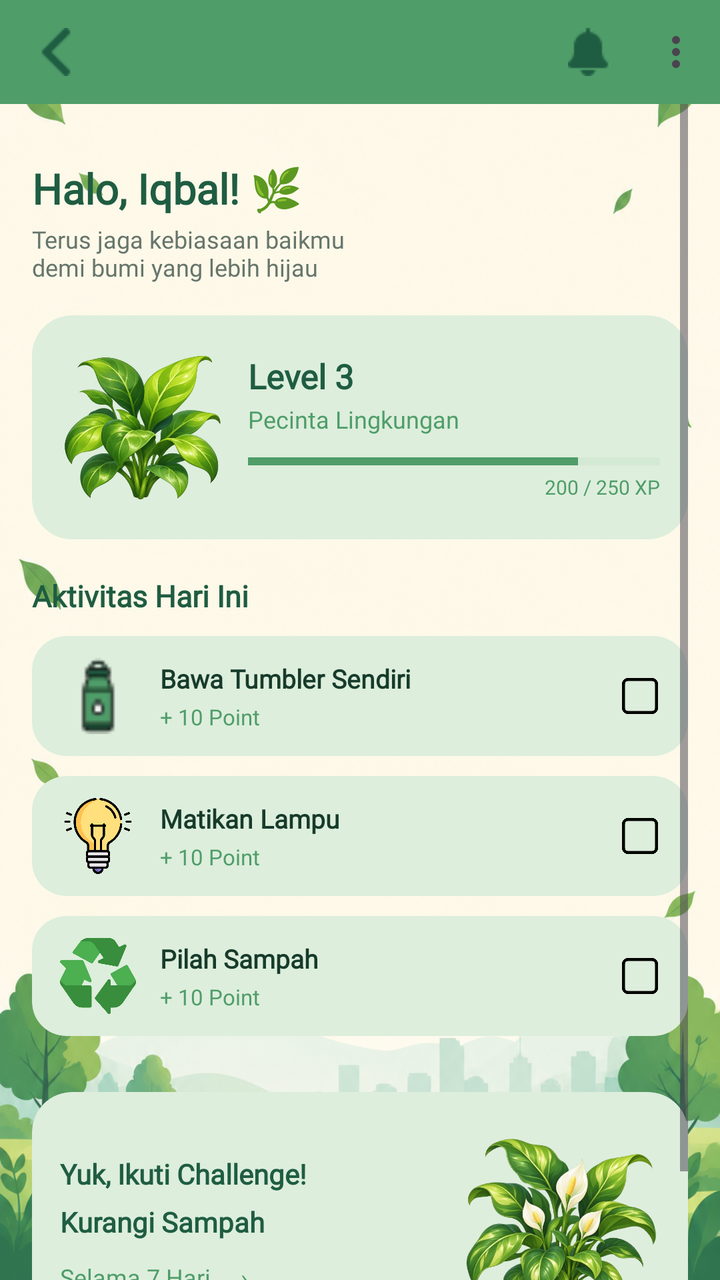
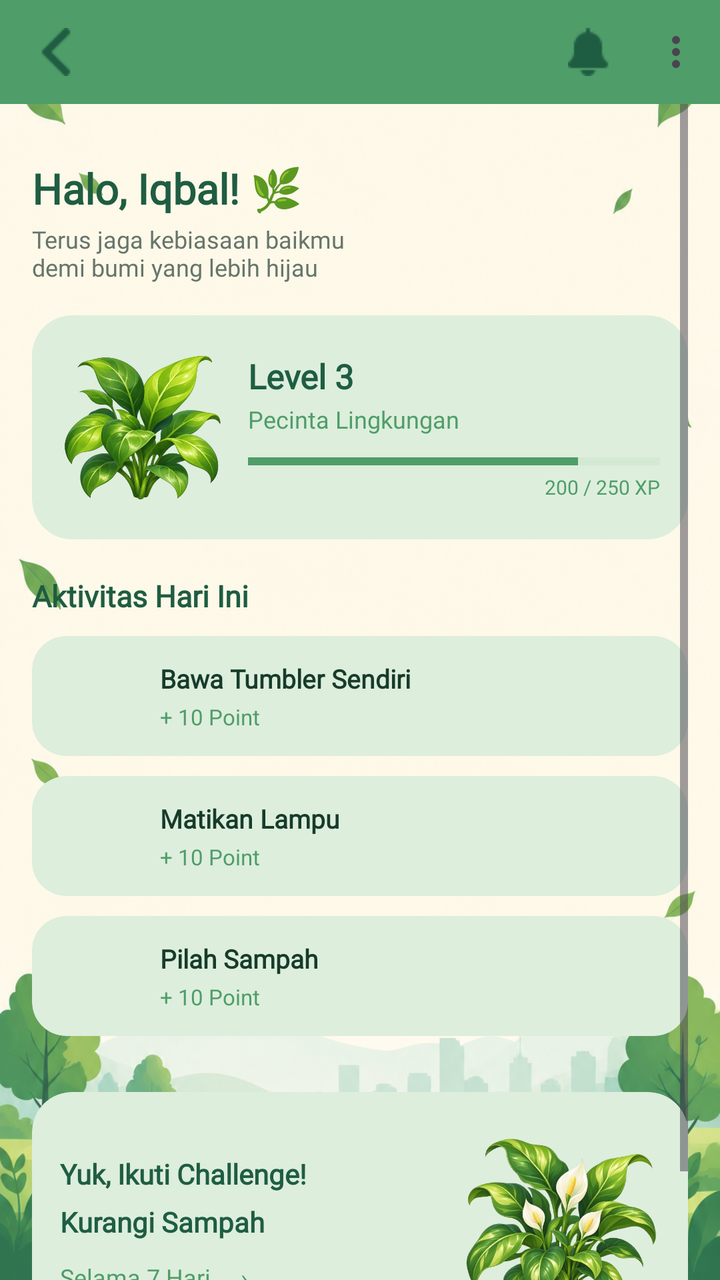

Screens rendered from an Android XML layout before and after an edit, with the pre-edit source and the edit as a unified diff.
<!-- AndroidManifest.xml: application theme Theme.Mobile_Iqbal -->
<!-- res/layout/activity_main.xml -->
<?xml version="1.0" encoding="utf-8"?>
<androidx.constraintlayout.widget.ConstraintLayout xmlns:android="http://schemas.android.com/apk/res/android"
    xmlns:app="http://schemas.android.com/apk/res-auto"
    xmlns:tools="http://schemas.android.com/tools"
    android:id="@+id/main"
    android:layout_width="match_parent"
    android:layout_height="match_parent"
    android:background="@drawable/bgutama"
    tools:context=".MainActivity">

    
    <com.google.android.material.appbar.MaterialToolbar
        android:id="@+id/toolbarMain"
        android:layout_width="0dp"
        android:layout_height="52dp"
        android:background="#4F9D69"
        app:navigationIcon="@drawable/left"
        app:title=""
        app:menu="@menu/main_menu"
        app:layout_constraintTop_toTopOf="parent"
        app:layout_constraintStart_toStartOf="parent"
        app:layout_constraintEnd_toEndOf="parent" />

    
    <ScrollView
        android:layout_width="0dp"
        android:layout_height="0dp"
        android:fillViewport="false"
        android:clipToPadding="false"
        android:paddingStart="16dp"
        android:paddingEnd="16dp"
        android:paddingBottom="20dp"
        app:layout_constraintTop_toBottomOf="@id/toolbarMain"
        app:layout_constraintBottom_toBottomOf="parent"
        app:layout_constraintStart_toStartOf="parent"
        app:layout_constraintEnd_toEndOf="parent">

        <LinearLayout
            android:layout_width="match_parent"
            android:layout_height="wrap_content"
            android:layout_marginTop="20dp"
            android:orientation="vertical"
            android:paddingTop="8dp">

            
            <TextView
                android:id="@+id/txtGreeting"
                android:layout_width="match_parent"
                android:layout_height="wrap_content"
                android:text="Halo, Iqbal! 🌿"
                android:textColor="#1F5D42"
                android:textSize="21sp"
                android:textStyle="bold"
                android:fontFamily="@font/poppins" />

            <TextView
                android:layout_width="match_parent"
                android:layout_height="wrap_content"
                android:fontFamily="@font/poppins"
                android:layout_marginTop="3dp"
                android:text="Terus jaga kebiasaan baikmu\ndemi bumi yang lebih hijau"
                android:textColor="#66756C"
                android:textSize="12sp" />

            
            <com.google.android.material.card.MaterialCardView
                android:layout_width="match_parent"
                android:layout_height="112dp"
                android:layout_marginTop="16dp"
                app:cardBackgroundColor="#DDEEDC"
                app:cardCornerRadius="20dp"
                app:cardElevation="0dp"
                app:strokeWidth="0dp">

                <LinearLayout
                    android:layout_width="match_parent"
                    android:layout_height="match_parent"
                    android:gravity="center_vertical"
                    android:orientation="horizontal"
                    android:padding="14dp">

                    <ImageView
                        android:layout_width="82dp"
                        android:layout_height="82dp"
                        android:contentDescription="Tanaman Level 3"
                        android:scaleType="fitCenter"
                        android:src="@drawable/tnmnlevel" />

                    <LinearLayout
                        android:layout_width="0dp"
                        android:layout_height="wrap_content"
                        android:layout_weight="1"
                        android:layout_marginStart="12dp"
                        android:orientation="vertical">

                        <TextView
                            android:layout_width="wrap_content"
                            android:layout_height="wrap_content"
                            android:fontFamily="@font/poppins"
                            android:text="Level 3"
                            android:textColor="#1F5D42"
                            android:textSize="17sp"
                            android:textStyle="bold" />

                        <TextView
                            android:layout_width="wrap_content"
                            android:layout_height="wrap_content"
                            android:fontFamily="@font/poppins"
                            android:layout_marginTop="2dp"
                            android:text="Pecinta Lingkungan"
                            android:textColor="#4F9D69"
                            android:textSize="12sp" />

                        <ProgressBar
                            style="?android:attr/progressBarStyleHorizontal"
                            android:layout_width="match_parent"
                            android:layout_height="6dp"
                            android:layout_marginTop="10dp"
                            android:max="250"
                            android:progress="200"
                            android:progressTint="#4F9D69"
                            android:progressBackgroundTint="#B9D8B8" />

                        <TextView
                            android:layout_width="match_parent"
                            android:layout_height="wrap_content"
                            android:fontFamily="@font/poppins"
                            android:gravity="end"
                            android:layout_marginTop="3dp"
                            android:text="200 / 250 XP"
                            android:textColor="#4F9D69"
                            android:textSize="10sp" />

                    </LinearLayout>
                </LinearLayout>
            </com.google.android.material.card.MaterialCardView>

            
            <TextView
                android:layout_width="match_parent"
                android:layout_height="wrap_content"
                android:layout_marginTop="18dp"
                android:text="Aktivitas Hari Ini"
                android:textColor="#1F5D42"
                android:textSize="15sp"
                android:textStyle="bold"
                android:fontFamily="@font/poppins" />

            
            <com.google.android.material.card.MaterialCardView
                android:layout_width="match_parent"
                android:layout_height="60dp"
                android:layout_marginTop="10dp"
                app:cardBackgroundColor="#DDEEDC"
                app:cardCornerRadius="17dp"
                app:cardElevation="0dp"
                app:strokeWidth="0dp">

                <LinearLayout
                    android:layout_width="match_parent"
                    android:layout_height="match_parent"
                    android:gravity="center_vertical"
                    android:orientation="horizontal"
                    android:paddingStart="14dp"
                    android:paddingEnd="12dp">

                    <ImageView
                        android:layout_width="38dp"
                        android:layout_height="38dp"
                        android:contentDescription="Ikon tumbler"
                        android:scaleType="fitCenter"
                        android:src="@drawable/tumbler" />

                    <LinearLayout
                        android:layout_width="0dp"
                        android:layout_height="wrap_content"
                        android:layout_marginStart="12dp"
                        android:layout_weight="1"
                        android:orientation="vertical">

                        <TextView
                            android:layout_width="wrap_content"
                            android:layout_height="wrap_content"
                            android:fontFamily="@font/poppins"
                            android:text="Bawa Tumbler Sendiri"
                            android:textColor="#173B2B"
                            android:textSize="13sp"
                            android:textStyle="bold" />

                        <TextView
                            android:layout_width="wrap_content"
                            android:layout_height="wrap_content"
                            android:fontFamily="@font/poppins"
                            android:layout_marginTop="3dp"
                            android:text="+ 10 Point"
                            android:textColor="#4F9D69"
                            android:textSize="11sp" />
                    </LinearLayout>



                    <ImageView
                        android:id="@+id/checkTumbler"
                        android:layout_width="24dp"
                        android:layout_height="24dp"
                        android:src="@drawable/unchecked"
                        android:scaleType="fitCenter"
                        android:contentDescription="Status aktivitas tumbler" />

                </LinearLayout>
            </com.google.android.material.card.MaterialCardView>

            
            <com.google.android.material.card.MaterialCardView
                android:layout_width="match_parent"
                android:layout_height="60dp"
                android:layout_marginTop="10dp"
                app:cardBackgroundColor="#DDEEDC"
                app:cardCornerRadius="17dp"
                app:cardElevation="0dp"
                app:strokeWidth="0dp">

                <LinearLayout
                    android:layout_width="match_parent"
                    android:layout_height="match_parent"
                    android:gravity="center_vertical"
                    android:orientation="horizontal"
                    android:paddingStart="14dp"
                    android:paddingEnd="12dp">

                    <ImageView
                        android:layout_width="38dp"
                        android:layout_height="38dp"
                        android:contentDescription="Ikon lampu"
                        android:scaleType="fitCenter"
                        android:src="@drawable/light" />

                    <LinearLayout
                        android:layout_width="0dp"
                        android:layout_height="wrap_content"
                        android:layout_marginStart="12dp"
                        android:layout_weight="1"
                        android:orientation="vertical">

                        <TextView
                            android:layout_width="wrap_content"
                            android:layout_height="wrap_content"
                            android:fontFamily="@font/poppins"
                            android:text="Matikan Lampu"
                            android:textColor="#173B2B"
                            android:textSize="13sp"
                            android:textStyle="bold" />

                        <TextView
                            android:layout_width="wrap_content"
                            android:layout_height="wrap_content"
                            android:fontFamily="@font/poppins"
                            android:layout_marginTop="3dp"
                            android:text="+ 10 Point"
                            android:textColor="#4F9D69"
                            android:textSize="11sp" />
                    </LinearLayout>


                    <ImageView
                        android:id="@+id/checkLampu"
                        android:layout_width="24dp"
                        android:layout_height="24dp"
                        android:src="@drawable/unchecked"
                        android:scaleType="fitCenter"
                        android:contentDescription="Status aktivitas lampu" />

                </LinearLayout>
            </com.google.android.material.card.MaterialCardView>

            
            <com.google.android.material.card.MaterialCardView
                android:layout_width="match_parent"
                android:layout_height="60dp"
                android:layout_marginTop="10dp"
                app:cardBackgroundColor="#DDEEDC"
                app:cardCornerRadius="17dp"
                app:cardElevation="0dp"
                app:strokeWidth="0dp">

                <LinearLayout
                    android:layout_width="match_parent"
                    android:layout_height="match_parent"
                    android:gravity="center_vertical"
                    android:orientation="horizontal"
                    android:paddingStart="14dp"
                    android:paddingEnd="12dp">

                    <ImageView
                        android:layout_width="38dp"
                        android:layout_height="38dp"
                        android:contentDescription="Ikon daur ulang"
                        android:scaleType="fitCenter"
                        android:src="@drawable/recycle" />

                    <LinearLayout
                        android:layout_width="0dp"
                        android:layout_height="wrap_content"
                        android:layout_marginStart="12dp"
                        android:layout_weight="1"
                        android:orientation="vertical">

                        <TextView
                            android:layout_width="wrap_content"
                            android:layout_height="wrap_content"
                            android:fontFamily="@font/poppins"
                            android:text="Pilah Sampah"
                            android:textColor="#173B2B"
                            android:textSize="13sp"
                            android:textStyle="bold" />

                        <TextView
                            android:layout_width="wrap_content"
                            android:layout_height="wrap_content"
                            android:fontFamily="@font/poppins"
                            android:layout_marginTop="3dp"
                            android:text="+ 10 Point"
                            android:textColor="#4F9D69"
                            android:textSize="11sp" />
                    </LinearLayout>


                    <ImageView
                        android:id="@+id/checkSampah"
                        android:layout_width="24dp"
                        android:layout_height="24dp"
                        android:src="@drawable/unchecked"
                        android:scaleType="fitCenter"
                        android:contentDescription="Status aktivitas pilah sampah" />

                </LinearLayout>
            </com.google.android.material.card.MaterialCardView>

            
            <com.google.android.material.card.MaterialCardView
                android:id="@+id/cardChallenge"
                android:layout_width="match_parent"
                android:layout_height="132dp"
                android:layout_marginTop="28dp"
                app:cardBackgroundColor="#DDEEDC"
                app:cardCornerRadius="20dp"
                app:cardElevation="0dp"
                app:strokeWidth="0dp">

                <LinearLayout
                    android:layout_width="match_parent"
                    android:layout_height="match_parent"
                    android:gravity="center_vertical"
                    android:orientation="horizontal"
                    android:padding="14dp">

                    <LinearLayout
                        android:layout_width="0dp"
                        android:layout_height="wrap_content"
                        android:layout_weight="1"
                        android:orientation="vertical">

                        <TextView
                            android:layout_width="wrap_content"
                            android:layout_height="wrap_content"
                            android:fontFamily="@font/poppins"
                            android:text="Yuk, Ikuti Challenge!"
                            android:textColor="#1F5D42"
                            android:textSize="14sp"
                            android:textStyle="bold" />

                        <TextView
                            android:layout_width="wrap_content"
                            android:layout_height="wrap_content"
                            android:fontFamily="@font/poppins"
                            android:layout_marginTop="5dp"
                            android:text="Kurangi Sampah"
                            android:textColor="#1F5D42"
                            android:textSize="14sp"
                            android:textStyle="bold" />

                        <TextView
                            android:layout_width="wrap_content"
                            android:layout_height="wrap_content"
                            android:layout_marginTop="10dp"
                            android:fontFamily="@font/poppins"
                            android:text="Selama 7 Hari     ›"
                            android:textColor="#4F9D69"
                            android:textSize="12sp" />
                    </LinearLayout>

                    <ImageView
                        android:layout_width="100dp"
                        android:layout_height="100dp"
                        android:contentDescription="Tanaman Challenge"
                        android:scaleType="fitCenter"
                        android:src="@drawable/tnmnchallange" />
                </LinearLayout>
            </com.google.android.material.card.MaterialCardView>

        </LinearLayout>
    </ScrollView>

</androidx.constraintlayout.widget.ConstraintLayout>
<!-- resources referenced by this layout -->
<resources>
  <!-- drawable bgutama: png bitmap (drawable, 910591 bytes) -->
  <!-- drawable left: png bitmap (drawable, 427 bytes) -->
  <!-- drawable light: png bitmap (drawable, 29079 bytes) -->
  <!-- drawable recycle: png bitmap (drawable, 18772 bytes) -->
  <!-- drawable tnmnchallange: png bitmap (drawable, 346613 bytes) -->
  <!-- drawable tnmnlevel: png bitmap (drawable, 334543 bytes) -->
  <!-- drawable tumbler: png bitmap (drawable, 634 bytes) -->
  <!-- drawable unchecked: png bitmap (drawable, 5012 bytes) -->
  <style name="Theme.Mobile_Iqbal" parent="Base.Theme.Mobile_Iqbal" />
  <style name="Base.Theme.Mobile_Iqbal" parent="Theme.Material3.DayNight.NoActionBar">
          
          
      </style>
</resources>

<!-- the commit's change to res/layout/activity_main.xml (unified diff, before → after) -->
@@ -1,5 +1,6 @@
 <?xml version="1.0" encoding="utf-8"?>
-<androidx.constraintlayout.widget.ConstraintLayout xmlns:android="http://schemas.android.com/apk/res/android"
+<androidx.constraintlayout.widget.ConstraintLayout
+    xmlns:android="http://schemas.android.com/apk/res/android"
     xmlns:app="http://schemas.android.com/apk/res-auto"
     xmlns:tools="http://schemas.android.com/tools"
     android:id="@+id/main"
@@ -58,7 +59,7 @@
                 android:layout_height="wrap_content"
                 android:fontFamily="@font/poppins"
                 android:layout_marginTop="3dp"
-                android:text="Terus jaga kebiasaan baikmu\ndemi bumi yang lebih hijau"
+                android:text="Terus jaga kebiasaan baikmu&#10;demi bumi yang lebih hijau"
                 android:textColor="#66756C"
                 android:textSize="12sp" />
 
@@ -165,11 +166,11 @@
                     android:paddingEnd="12dp">
 
                     <ImageView
+                        android:id="@+id/imgTumbler"
                         android:layout_width="38dp"
                         android:layout_height="38dp"
                         android:contentDescription="Ikon tumbler"
-                        android:scaleType="fitCenter"
-                        android:src="@drawable/tumbler" />
+                        android:scaleType="fitCenter" />
 
                     <LinearLayout
                         android:layout_width="0dp"
@@ -197,13 +198,10 @@
                             android:textSize="11sp" />
                     </LinearLayout>
 
-
-
                     <ImageView
                         android:id="@+id/checkTumbler"
                         android:layout_width="24dp"
                         android:layout_height="24dp"
-                        android:src="@drawable/unchecked"
                         android:scaleType="fitCenter"
                         android:contentDescription="Status aktivitas tumbler" />
 
@@ -229,11 +227,11 @@
                     android:paddingEnd="12dp">
 
                     <ImageView
+                        android:id="@+id/imgLampu"
                         android:layout_width="38dp"
                         android:layout_height="38dp"
                         android:contentDescription="Ikon lampu"
-                        android:scaleType="fitCenter"
-                        android:src="@drawable/light" />
+                        android:scaleType="fitCenter" />
 
                     <LinearLayout
                         android:layout_width="0dp"
@@ -261,12 +259,10 @@
                             android:textSize="11sp" />
                     </LinearLayout>
 
-
                     <ImageView
                         android:id="@+id/checkLampu"
                         android:layout_width="24dp"
                         android:layout_height="24dp"
-                        android:src="@drawable/unchecked"
                         android:scaleType="fitCenter"
                         android:contentDescription="Status aktivitas lampu" />
 
@@ -292,11 +288,11 @@
                     android:paddingEnd="12dp">
 
                     <ImageView
+                        android:id="@+id/imgRecycle"
                         android:layout_width="38dp"
                         android:layout_height="38dp"
                         android:contentDescription="Ikon daur ulang"
-                        android:scaleType="fitCenter"
-                        android:src="@drawable/recycle" />
+                        android:scaleType="fitCenter" />
 
                     <LinearLayout
                         android:layout_width="0dp"
@@ -324,12 +320,10 @@
                             android:textSize="11sp" />
                     </LinearLayout>
 
-
                     <ImageView
                         android:id="@+id/checkSampah"
                         android:layout_width="24dp"
                         android:layout_height="24dp"
-                        android:src="@drawable/unchecked"
                         android:scaleType="fitCenter"
                         android:contentDescription="Status aktivitas pilah sampah" />
 
<!-- resource entries referenced after the edit -->
@@ -2,12 +2,8 @@
 <resources>
   <!-- drawable bgutama: png bitmap (drawable, 910591 bytes) -->
   <!-- drawable left: png bitmap (drawable, 427 bytes) -->
-  <!-- drawable light: png bitmap (drawable, 29079 bytes) -->
-  <!-- drawable recycle: png bitmap (drawable, 18772 bytes) -->
   <!-- drawable tnmnchallange: png bitmap (drawable, 346613 bytes) -->
   <!-- drawable tnmnlevel: png bitmap (drawable, 334543 bytes) -->
-  <!-- drawable tumbler: png bitmap (drawable, 634 bytes) -->
-  <!-- drawable unchecked: png bitmap (drawable, 5012 bytes) -->
   <style name="Theme.Mobile_Iqbal" parent="Base.Theme.Mobile_Iqbal" />
   <style name="Base.Theme.Mobile_Iqbal" parent="Theme.Material3.DayNight.NoActionBar">
           
